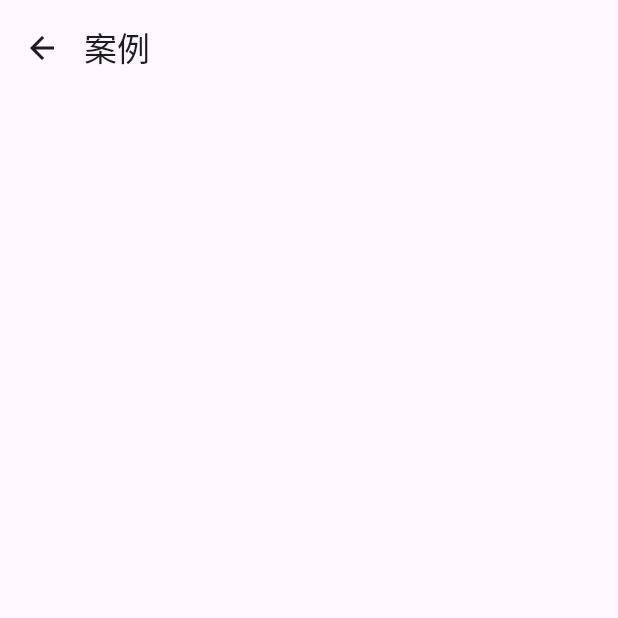
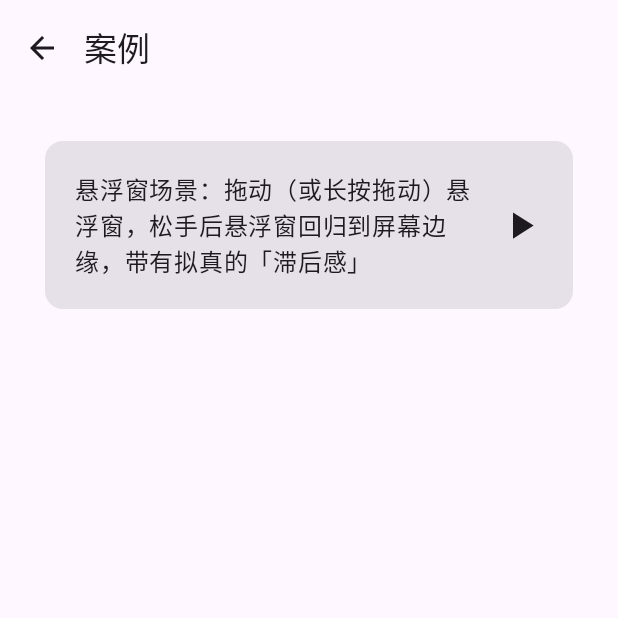
Before and after one commit to yang961226/ComposeAnimation, an Android app built with Jetpack Compose: the example_page screen opened through its navigation route, on a phone screen of 412 x 824 dp, the top half of it. Before the commit the part shown is almost empty. Run offline under Robolectric (Android 15) with nearby library versions, the phone set to English and light mode, and no system bars.

Commit message:
悬浮窗场景

```diff
--- a/app/src/main/java/com/sundayting/composeanimation/MainActivity.kt
+++ b/app/src/main/java/com/sundayting/composeanimation/MainActivity.kt
@@ -19,6 +19,7 @@ import com.sundayting.composeanimation.ui.value_base.ExamplePage
 import com.sundayting.composeanimation.ui.value_base.HighLevelPage
 import com.sundayting.composeanimation.ui.value_base.TransitionPage
 import com.sundayting.composeanimation.ui.value_base.ValueBasePage
+import com.sundayting.composeanimation.ui.value_base.example.FloatingWindowPage
 
 class MainActivity : ComponentActivity() {
     override fun onCreate(savedInstanceState: Bundle?) {
@@ -26,7 +27,7 @@ class MainActivity : ComponentActivity() {
         enableEdgeToEdge()
         setContent {
 
-            MaterialTheme{
+            MaterialTheme {
                 val navHostController = rememberNavController()
                 CompositionLocalProvider(
                     LocalTextStyle provides MaterialTheme.typography.bodyLarge
@@ -67,7 +68,7 @@ class MainActivity : ComponentActivity() {
 
                         composable(
                             AnimatablePage.ROUTE
-                        ){
+                        ) {
                             AnimatablePage.Screen(
                                 navHostController = navHostController
                             )
@@ -75,7 +76,7 @@ class MainActivity : ComponentActivity() {
 
                         composable(
                             TransitionPage.ROUTE
-                        ){
+                        ) {
                             TransitionPage.Screen(
                                 navHostController = navHostController
                             )
@@ -83,7 +84,7 @@ class MainActivity : ComponentActivity() {
 
                         composable(
                             HighLevelPage.ROUTE
-                        ){
+                        ) {
                             HighLevelPage.Screen(
                                 navHostController = navHostController
                             )
@@ -92,8 +93,16 @@ class MainActivity : ComponentActivity() {
 
                         composable(
                             ExamplePage.ROUTE
-                        ){
+                        ) {
                             ExamplePage.Screen(
+                                navHostController = navHostController
+                            )
+                        }
+
+                        composable(
+                            FloatingWindowPage.ROUTE
+                        ) {
+                            FloatingWindowPage.Screen(
                                 navHostController = navHostController
                             )
                         }
--- a/app/src/main/java/com/sundayting/composeanimation/ui/value_base/ExamplePage.kt
+++ b/app/src/main/java/com/sundayting/composeanimation/ui/value_base/ExamplePage.kt
@@ -1,12 +1,20 @@
 package com.sundayting.composeanimation.ui.value_base
 
+import androidx.compose.foundation.clickable
+import androidx.compose.foundation.interaction.MutableInteractionSource
 import androidx.compose.foundation.layout.Arrangement
+import androidx.compose.foundation.layout.Box
 import androidx.compose.foundation.layout.PaddingValues
+import androidx.compose.foundation.layout.Row
 import androidx.compose.foundation.layout.fillMaxSize
+import androidx.compose.foundation.layout.fillMaxWidth
 import androidx.compose.foundation.layout.padding
+import androidx.compose.foundation.layout.size
 import androidx.compose.foundation.lazy.LazyColumn
 import androidx.compose.material.icons.Icons
 import androidx.compose.material.icons.automirrored.filled.ArrowBack
+import androidx.compose.material.icons.filled.PlayArrow
+import androidx.compose.material3.Card
 import androidx.compose.material3.ExperimentalMaterial3Api
 import androidx.compose.material3.Icon
 import androidx.compose.material3.IconButton
@@ -14,9 +22,12 @@ import androidx.compose.material3.Scaffold
 import androidx.compose.material3.Text
 import androidx.compose.material3.TopAppBar
 import androidx.compose.runtime.Composable
+import androidx.compose.runtime.remember
+import androidx.compose.ui.Alignment
 import androidx.compose.ui.Modifier
 import androidx.compose.ui.unit.dp
 import androidx.navigation.NavHostController
+import com.sundayting.composeanimation.ui.value_base.example.FloatingWindowPage
 
 object ExamplePage {
 
@@ -52,12 +63,61 @@ object ExamplePage {
                 verticalArrangement = Arrangement.spacedBy(20.dp)
             ) {
 
-
-
+                item {
+                    ExampleItem(
+                        onClick = {
+                            navHostController.navigate(FloatingWindowPage.ROUTE)
+                        }
+                    ) {
+                        Text("悬浮窗场景：拖动（或长按拖动）悬浮窗，松手后悬浮窗回归到屏幕边缘，带有拟真的「滞后感」")
+                    }
+                }
 
             }
         }
 
     }
 
+    @Composable
+    private fun ExampleItem(
+        modifier: Modifier = Modifier,
+        onClick: () -> Unit,
+        title: @Composable () -> Unit,
+    ) {
+
+        Card(
+            modifier
+                .padding(10.dp)
+                .clickable(
+                    interactionSource = remember {
+                        MutableInteractionSource()
+                    },
+                    indication = null
+                ) { onClick() }
+        ) {
+            Row(
+                Modifier
+                    .fillMaxWidth()
+                    .padding(20.dp),
+                verticalAlignment = Alignment.CenterVertically
+            ) {
+                Box(
+                    Modifier
+                        .fillMaxSize()
+                        .weight(1f),
+                    contentAlignment = Alignment.Center
+                ) {
+                    title()
+                }
+
+                Icon(
+                    imageVector = Icons.Default.PlayArrow,
+                    contentDescription = null,
+                    modifier = Modifier.padding(start = 10.dp).size(30.dp)
+                )
+            }
+        }
+
+    }
+
 }
```
Also changed, not shown: app/src/main/java/com/sundayting/composeanimation/ui/value_base/example/FloatingWindowPage.kt (+64 -19 lines).
